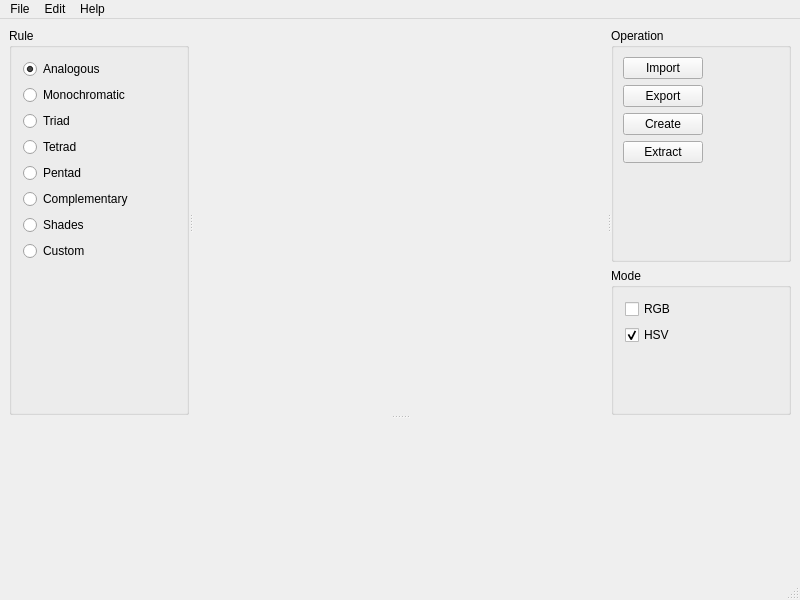
Old version of the form src/main/python/cguis/main_window.ui in the repository insad/DigitalPalette.
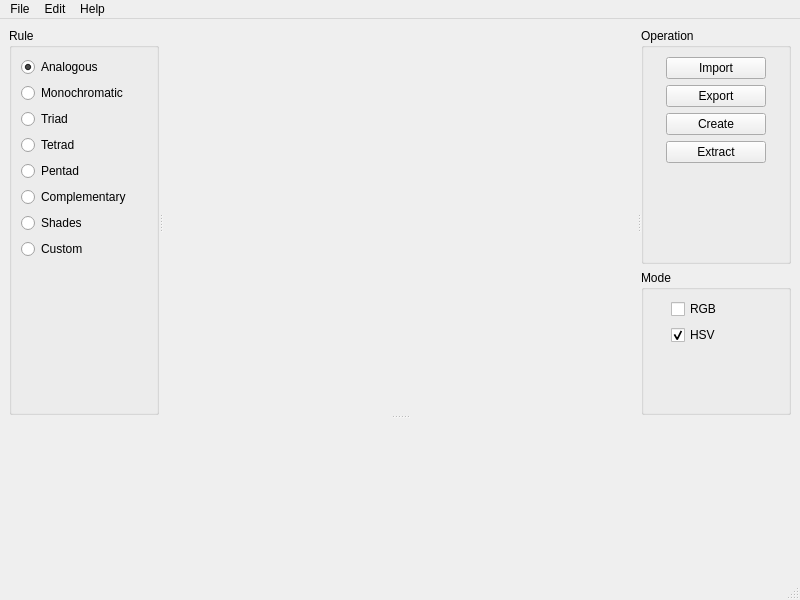
New version of the form.

Patch:
```diff
--- a/src/main/python/cguis/main_window.ui
+++ b/src/main/python/cguis/main_window.ui
@@ -24,16 +24,22 @@
        <property name="sizePolicy">
         <sizepolicy hsizetype="Expanding" vsizetype="Preferred">
          <horstretch>0</horstretch>
-         <verstretch>1</verstretch>
+         <verstretch>3</verstretch>
         </sizepolicy>
        </property>
        <property name="orientation">
         <enum>Qt::Horizontal</enum>
        </property>
        <widget class="QWidget" name="toolbox" native="true">
+        <property name="sizePolicy">
+         <sizepolicy hsizetype="Preferred" vsizetype="Preferred">
+          <horstretch>0</horstretch>
+          <verstretch>3</verstretch>
+         </sizepolicy>
+        </property>
         <property name="minimumSize">
          <size>
-          <width>180</width>
+          <width>150</width>
           <height>0</height>
          </size>
         </property>
@@ -56,20 +62,20 @@
             <string>Rule</string>
            </property>
            <layout class="QGridLayout" name="gridLayout_3">
-            <property name="leftMargin">
-             <number>11</number>
-            </property>
-            <property name="topMargin">
-             <number>11</number>
-            </property>
-            <property name="rightMargin">
-             <number>11</number>
-            </property>
-            <property name="bottomMargin">
-             <number>11</number>
-            </property>
             <item row="0" column="0">
              <widget class="QRadioButton" name="rbtn_analogous">
+              <property name="minimumSize">
+               <size>
+                <width>100</width>
+                <height>0</height>
+               </size>
+              </property>
+              <property name="maximumSize">
+               <size>
+                <width>130</width>
+                <height>16777215</height>
+               </size>
+              </property>
               <property name="text">
                <string>Analogous</string>
               </property>
@@ -78,8 +84,20 @@
               </property>
              </widget>
             </item>
-            <item row="1" column="0" colspan="2">
+            <item row="1" column="0">
              <widget class="QRadioButton" name="rbtn_monochromatic">
+              <property name="minimumSize">
+               <size>
+                <width>100</width>
+                <height>0</height>
+               </size>
+              </property>
+              <property name="maximumSize">
+               <size>
+                <width>130</width>
+                <height>16777215</height>
+               </size>
+              </property>
               <property name="text">
                <string>Monochromatic</string>
               </property>
@@ -87,6 +105,18 @@
             </item>
             <item row="2" column="0">
              <widget class="QRadioButton" name="rbtn_triad">
+              <property name="minimumSize">
+               <size>
+                <width>100</width>
+                <height>0</height>
+               </size>
+              </property>
+              <property name="maximumSize">
+               <size>
+                <width>130</width>
+                <height>16777215</height>
+               </size>
+              </property>
               <property name="text">
                <string>Triad</string>
               </property>
@@ -94,6 +124,18 @@
             </item>
             <item row="3" column="0">
              <widget class="QRadioButton" name="rbtn_tetrad">
+              <property name="minimumSize">
+               <size>
+                <width>100</width>
+                <height>0</height>
+               </size>
+              </property>
+              <property name="maximumSize">
+               <size>
+                <width>130</width>
+                <height>16777215</height>
+               </size>
+              </property>
               <property name="text">
                <string>Tetrad</string>
               </property>
@@ -101,13 +143,37 @@
             </item>
             <item row="4" column="0">
              <widget class="QRadioButton" name="rbtn_pentad">
+              <property name="minimumSize">
+               <size>
+                <width>100</width>
+                <height>0</height>
+               </size>
+              </property>
+              <property name="maximumSize">
+               <size>
+                <width>130</width>
+                <height>16777215</height>
+               </size>
+              </property>
               <property name="text">
                <string>Pentad</string>
               </property>
              </widget>
             </item>
-            <item row="5" column="0" colspan="2">
+            <item row="5" column="0">
              <widget class="QRadioButton" name="rbtn_complementary">
+              <property name="minimumSize">
+               <size>
+                <width>100</width>
+                <height>0</height>
+               </size>
+              </property>
+              <property name="maximumSize">
+               <size>
+                <width>130</width>
+                <height>16777215</height>
+               </size>
+              </property>
               <property name="text">
                <string>Complementary</string>
               </property>
@@ -115,6 +181,18 @@
             </item>
             <item row="6" column="0">
              <widget class="QRadioButton" name="rbtn_shades">
+              <property name="minimumSize">
+               <size>
+                <width>100</width>
+                <height>0</height>
+               </size>
+              </property>
+              <property name="maximumSize">
+               <size>
+                <width>130</width>
+                <height>16777215</height>
+               </size>
+              </property>
               <property name="text">
                <string>Shades</string>
               </property>
@@ -122,6 +200,18 @@
             </item>
             <item row="7" column="0">
              <widget class="QRadioButton" name="rbtn_custom">
+              <property name="minimumSize">
+               <size>
+                <width>100</width>
+                <height>0</height>
+               </size>
+              </property>
+              <property name="maximumSize">
+               <size>
+                <width>130</width>
+                <height>16777215</height>
+               </size>
+              </property>
               <property name="text">
                <string>Custom</string>
               </property>
@@ -140,19 +230,6 @@
               </property>
              </spacer>
             </item>
-            <item row="7" column="1">
-             <spacer name="horizontalSpacer">
-              <property name="orientation">
-               <enum>Qt::Horizontal</enum>
-              </property>
-              <property name="sizeHint" stdset="0">
-               <size>
-                <width>25</width>
-                <height>20</height>
-               </size>
-              </property>
-             </spacer>
-            </item>
            </layout>
           </widget>
          </item>
@@ -173,9 +250,15 @@
         </property>
        </widget>
        <widget class="QWidget" name="property" native="true">
+        <property name="sizePolicy">
+         <sizepolicy hsizetype="Preferred" vsizetype="Preferred">
+          <horstretch>0</horstretch>
+          <verstretch>3</verstretch>
+         </sizepolicy>
+        </property>
         <property name="minimumSize">
          <size>
-          <width>180</width>
+          <width>150</width>
           <height>0</height>
          </size>
         </property>
@@ -200,26 +283,37 @@
            <layout class="QGridLayout" name="gridLayout_2">
             <item row="0" column="0">
              <widget class="QPushButton" name="pbtn_Import">
+              <property name="minimumSize">
+               <size>
+                <width>100</width>
+                <height>0</height>
+               </size>
+              </property>
+              <property name="maximumSize">
+               <size>
+                <width>100</width>
+                <height>16777215</height>
+               </size>
+              </property>
               <property name="text">
                <string>Import</string>
               </property>
              </widget>
             </item>
-            <item row="0" column="1">
-             <spacer name="horizontalSpacer_3">
-              <property name="orientation">
-               <enum>Qt::Horizontal</enum>
-              </property>
-              <property name="sizeHint" stdset="0">
-               <size>
-                <width>31</width>
-                <height>20</height>
-               </size>
-              </property>
-             </spacer>
-            </item>
             <item row="1" column="0">
              <widget class="QPushButton" name="pbtn_Export">
+              <property name="minimumSize">
+               <size>
+                <width>100</width>
+                <height>0</height>
+               </size>
+              </property>
+              <property name="maximumSize">
+               <size>
+                <width>100</width>
+                <height>16777215</height>
+               </size>
+              </property>
               <property name="text">
                <string>Export</string>
               </property>
@@ -227,6 +321,18 @@
             </item>
             <item row="2" column="0">
              <widget class="QPushButton" name="pbtn_Create">
+              <property name="minimumSize">
+               <size>
+                <width>100</width>
+                <height>0</height>
+               </size>
+              </property>
+              <property name="maximumSize">
+               <size>
+                <width>100</width>
+                <height>16777215</height>
+               </size>
+              </property>
               <property name="text">
                <string>Create</string>
               </property>
@@ -234,6 +340,18 @@
             </item>
             <item row="3" column="0">
              <widget class="QPushButton" name="pbtn_Extract">
+              <property name="minimumSize">
+               <size>
+                <width>100</width>
+                <height>0</height>
+               </size>
+              </property>
+              <property name="maximumSize">
+               <size>
+                <width>100</width>
+                <height>16777215</height>
+               </size>
+              </property>
               <property name="text">
                <string>Extract</string>
               </property>
@@ -261,20 +379,20 @@
             <string>Mode</string>
            </property>
            <layout class="QGridLayout" name="gridLayout_4">
-            <property name="leftMargin">
-             <number>11</number>
-            </property>
-            <property name="topMargin">
-             <number>11</number>
-            </property>
-            <property name="rightMargin">
-             <number>11</number>
-            </property>
-            <property name="bottomMargin">
-             <number>11</number>
-            </property>
             <item row="0" column="0">
              <widget class="QCheckBox" name="cbox_RGB">
+              <property name="minimumSize">
+               <size>
+                <width>90</width>
+                <height>0</height>
+               </size>
+              </property>
+              <property name="maximumSize">
+               <size>
+                <width>90</width>
+                <height>16777215</height>
+               </size>
+              </property>
               <property name="text">
                <string>RGB</string>
               </property>
@@ -283,21 +401,20 @@
               </property>
              </widget>
             </item>
-            <item row="0" column="1">
-             <spacer name="horizontalSpacer_2">
-              <property name="orientation">
-               <enum>Qt::Horizontal</enum>
-              </property>
-              <property name="sizeHint" stdset="0">
-               <size>
-                <width>73</width>
-                <height>20</height>
-               </size>
-              </property>
-             </spacer>
-            </item>
-            <item row="1" column="0" colspan="2">
+            <item row="1" column="0">
              <widget class="QCheckBox" name="cbox_HSV">
+              <property name="minimumSize">
+               <size>
+                <width>90</width>
+                <height>0</height>
+               </size>
+              </property>
+              <property name="maximumSize">
+               <size>
+                <width>90</width>
+                <height>16777215</height>
+               </size>
+              </property>
               <property name="text">
                <string>HSV</string>
               </property>
```
